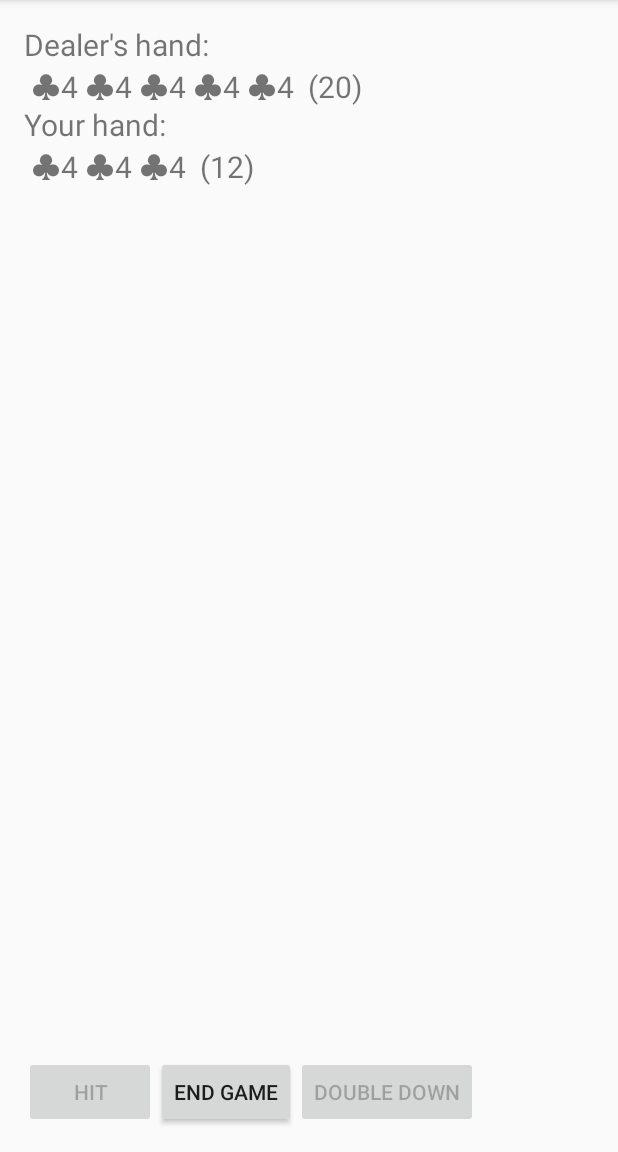
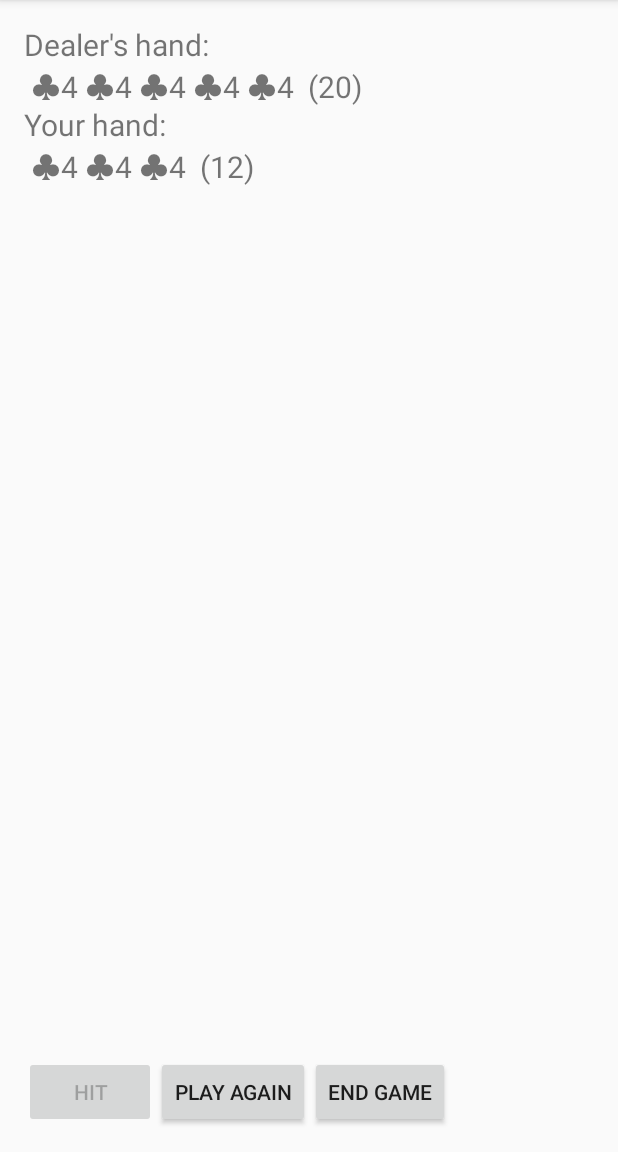
Before and after one commit to zekesonxx/blackjack, an Android app: the MainGameActivity screen opened directly, with no data from a screen before it, after a tap on "STAY", on a phone screen of 412 x 824 dp, the part 84-1236 px from its top. Run offline under Robolectric (Android 15) with nearby library versions, the phone set to English and light mode, and no system bars; 1 other tap on this screen came first.

Commit message:
Added quicker game restarts

```diff
--- a/app/src/main/java/download/butts/blackjack/BetChooserActivity.java
+++ b/app/src/main/java/download/butts/blackjack/BetChooserActivity.java
@@ -94,11 +94,8 @@ public class BetChooserActivity extends AppCompatActivity {
     }
 
     public void startGame(View view) {
-        SharedPreferences.Editor editor = sharedPref.edit();
         Intent game = new Intent(this, MainGameActivity.class);
         int betAmount = Integer.parseInt(((EditText) findViewById(R.id.bet_amount)).getText().toString());
-        editor.putInt("balance", balance-betAmount);
-        editor.apply();
         game.putExtra(MainGameActivity.BET_AMOUNT, betAmount);
         startActivity(game);
     }
--- a/app/src/main/java/download/butts/blackjack/MainGameActivity.java
+++ b/app/src/main/java/download/butts/blackjack/MainGameActivity.java
@@ -1,10 +1,13 @@
 package download.butts.blackjack;
 
+import android.content.Context;
 import android.content.Intent;
+import android.content.SharedPreferences;
 import android.support.v7.app.AppCompatActivity;
 import android.os.Bundle;
 import android.view.View;
 import android.widget.Button;
+import android.widget.EditText;
 import android.widget.TextView;
 import android.widget.Toast;
 
@@ -22,6 +25,16 @@ public class MainGameActivity extends AppCompatActivity {
 
         Intent intent = getIntent();
         betAmount = intent.getIntExtra(BET_AMOUNT, 0);
+        newGame();
+    }
+
+    private void newGame() {
+        SharedPreferences sharedPref = getApplicationContext().getSharedPreferences(
+                getString(R.string.preference_file_key), Context.MODE_PRIVATE);
+        SharedPreferences.Editor editor = sharedPref.edit();
+        int balance = sharedPref.getInt(getString(R.string.pref_balance), 1000);
+        editor.putInt(getString(R.string.pref_balance), balance-betAmount);
+        editor.apply();
         this.theGame = new BlackjackGameManager();
         renderBoard();
     }
@@ -29,7 +42,7 @@ public class MainGameActivity extends AppCompatActivity {
     public void renderBoard() {
 
         TextView test = (TextView) findViewById(R.id.textView);
-        String dealerText = "";
+        String dealerText;
         if (theGame.gameOver) {
             dealerText = String.format("Dealer's hand:\n %s (%s)", Card.renderStack(theGame.dealerHand), theGame.dealerTotal);
         } else {
@@ -41,10 +54,13 @@ public class MainGameActivity extends AppCompatActivity {
         Button stayBtn = (Button) findViewById(R.id.stayBtn);
         if (theGame.gameOver) {
             hitBtn.setEnabled(false);
-            doubleDownBtn.setEnabled(false);
+            doubleDownBtn.setEnabled(true);
+            doubleDownBtn.setText("End Game");
             stayBtn.setEnabled(true);
-            stayBtn.setText("End Game");
+            stayBtn.setText("Play Again");
         } else {
+            doubleDownBtn.setText(R.string.double_down_btn);
+            stayBtn.setText(R.string.stay_btn);
             hitBtn.setEnabled(!theGame.playerBusted);
             doubleDownBtn.setEnabled(theGame.playerHand.size() == 2);
             if (theGame.playerTotal == 21) {
@@ -52,6 +68,33 @@ public class MainGameActivity extends AppCompatActivity {
                 doubleDownBtn.setEnabled(false);
             }
         }
+    }
+
+    private void gameEnded(BlackjackGameManager.GameResult result) {
+        SharedPreferences sharedPref = getApplicationContext().getSharedPreferences(
+                getString(R.string.preference_file_key), Context.MODE_PRIVATE);
+        int defaultValue = getResources().getInteger(R.integer.pref_balance_default);
+        int balance = sharedPref.getInt(getString(R.string.pref_balance), defaultValue);
+        switch (result) {
+            case Won:
+                balance += 2*betAmount;
+                break;
+            case Lost:
+                //bet was already subtracted from balance
+                //no changes needed
+                break;
+            case Neutral:
+                balance += betAmount;
+                break;
+            case Doubled:
+                balance += 4*betAmount;
+                break;
+        }
+        SharedPreferences.Editor editor = sharedPref.edit();
+        editor.putInt("balance", balance);
+        editor.apply();
+        Toast toast = Toast.makeText(this, result.toString(), Toast.LENGTH_SHORT);
+        toast.show();
     }
 
     public void hitBtnCallback(View view) {
@@ -65,20 +108,22 @@ public class MainGameActivity extends AppCompatActivity {
 
     public void stayBtnCallback(View view) {
         if (theGame.gameOver) {
-            endGame(result);
+            newGame();
         } else {
             result = theGame.stay();
+            gameEnded(result);
             renderBoard();
-            Toast toast = Toast.makeText(this, result.toString(), Toast.LENGTH_SHORT);
-            toast.show();
         }
     }
 
     public void doubleDownBtnCallback(View view) {
-        result = theGame.doubleDown();
-        renderBoard();
-        Toast toast = Toast.makeText(this, result.toString(), Toast.LENGTH_SHORT);
-        toast.show();
+        if (theGame.gameOver) {
+            endGame(result);
+        } else {
+            result = theGame.doubleDown();
+            gameEnded(result);
+            renderBoard();
+        }
     }
 
     public void endGame(BlackjackGameManager.GameResult result) {
```
Also changed, not shown: app/src/main/java/download/butts/blackjack/ResultsScreenActivity.java (+0 -18 lines).
